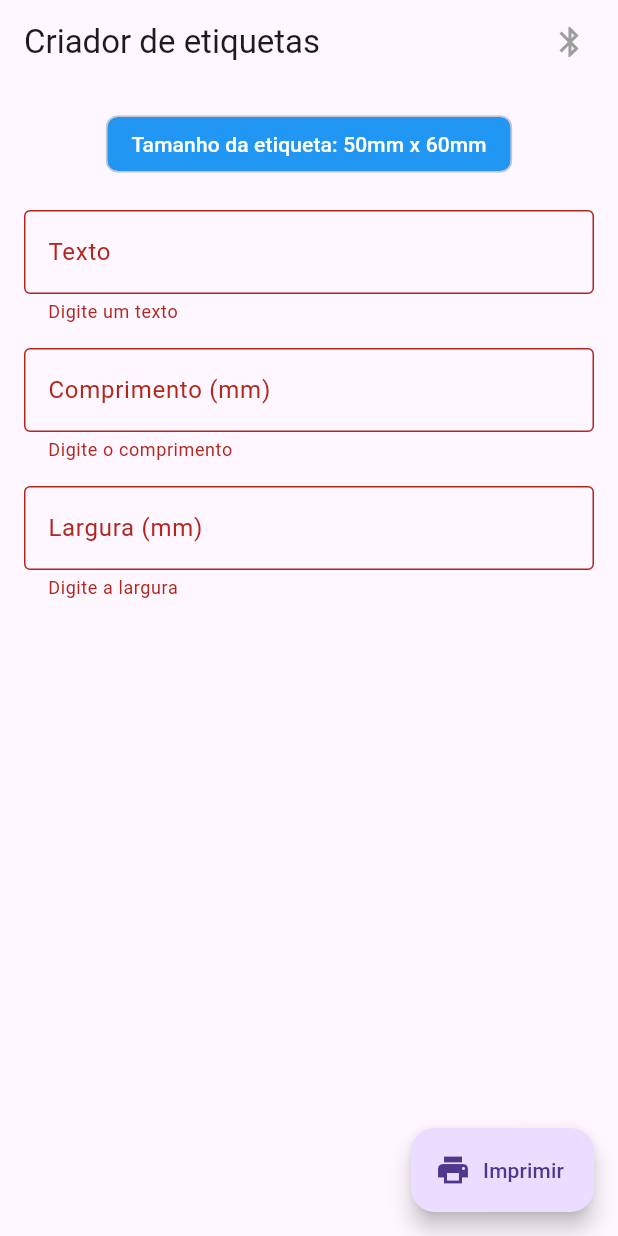
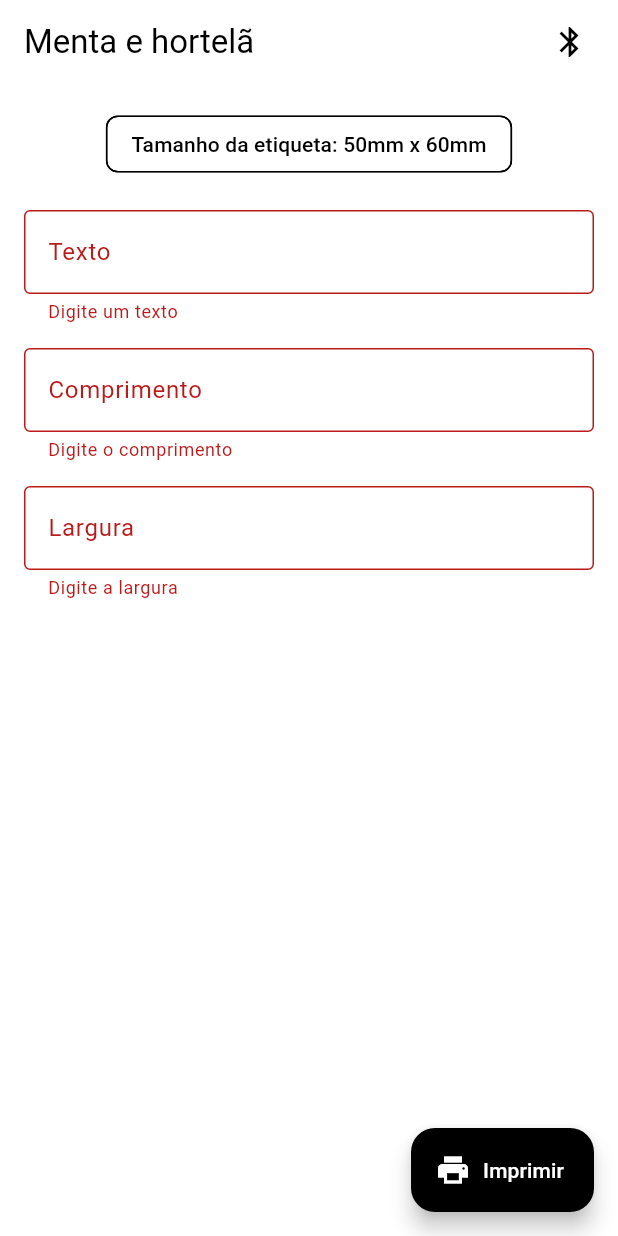
Before and after one commit to gabriel-eduardo-miranda/Label-Printer-App, a Flutter app: the screen it shows after launch, after a tap on "Imprimir", on a phone screen of 412 x 824 dp. Run offline on Flutter 3.47's test engine with Material 3 defaults, Android fonts, the phone set to English and light mode, and no system bars; our stand-ins replace permission_handler; missing offline and left inert: flutter_pos_printer_platform.

Commit message:
visual da impressão

```diff
--- a/lib/main.dart
+++ b/lib/main.dart
@@ -23,7 +23,35 @@ class LabelPrinterApp extends StatelessWidget {
     return MaterialApp(
       title: 'Impressora de Etiquetas',
       debugShowCheckedModeBanner: false,
-      theme: ThemeData(useMaterial3: true, primarySwatch: Colors.blue),
+      theme: ThemeData(
+        useMaterial3: true,
+        colorScheme:
+            ColorScheme.fromSeed(
+              seedColor: Colors.black,
+              brightness: Brightness.light,
+            ).copyWith(
+              primary: Colors.black,
+              secondary: Colors.black,
+              surface: Colors.white,
+            ),
+        scaffoldBackgroundColor: Colors.white,
+        appBarTheme: const AppBarTheme(
+          backgroundColor: Colors.white,
+          foregroundColor: Colors.black,
+          elevation: 0,
+        ),
+        floatingActionButtonTheme: const FloatingActionButtonThemeData(
+          backgroundColor: Colors.black,
+          foregroundColor: Colors.white,
+        ),
+        snackBarTheme: const SnackBarThemeData(
+          backgroundColor: Colors.black,
+          contentTextStyle: TextStyle(color: Colors.white),
+        ),
+        progressIndicatorTheme: const ProgressIndicatorThemeData(
+          color: Colors.black,
+        ),
+      ),
       // A tela inicial do aplicativo
       home: const HomeView(),
     );
--- a/lib/views/bluetooth/bluetooth_connection_view.dart
+++ b/lib/views/bluetooth/bluetooth_connection_view.dart
@@ -113,7 +113,7 @@ class _BluetoothConnectionViewState extends State<BluetoothConnectionView> {
               ? const Text(
                   'Conectada',
                   style: TextStyle(
-                    color: Colors.green,
+                    color: Colors.black,
                     fontWeight: FontWeight.bold,
                   ),
                 )
--- a/lib/views/home/home_view.dart
+++ b/lib/views/home/home_view.dart
@@ -32,7 +32,7 @@ class _HomeViewState extends State<HomeView> {
 
     return Scaffold(
       appBar: AppBar(
-        title: const Text('Criador de etiquetas'),
+        title: const Text('Menta e hortelã'),
         actions: [
           if (bluetoothService.isConnected)
             const Padding(
@@ -41,7 +41,7 @@ class _HomeViewState extends State<HomeView> {
                 child: Text(
                   'Conectada',
                   style: TextStyle(
-                    color: Colors.green,
+                    color: Colors.black,
                     fontWeight: FontWeight.bold,
                   ),
                 ),
@@ -55,7 +55,7 @@ class _HomeViewState extends State<HomeView> {
                 bluetoothService.isConnected
                     ? Icons.bluetooth_connected
                     : Icons.bluetooth,
-                color: bluetoothService.isConnected ? Colors.blue : Colors.grey,
+                color: Colors.black,
               ),
               onPressed: () {
                 Navigator.push(
@@ -79,8 +79,9 @@ class _HomeViewState extends State<HomeView> {
               const Center(
                 child: Chip(
                   label: Text('Tamanho da etiqueta: 50mm x 60mm'),
-                  backgroundColor: Colors.blue,
-                  labelStyle: TextStyle(color: Colors.white),
+                  backgroundColor: Colors.white,
+                  side: BorderSide(color: Colors.black),
+                  labelStyle: TextStyle(color: Colors.black),
                 ),
               ),
               const SizedBox(height: 20),
@@ -100,9 +101,8 @@ class _HomeViewState extends State<HomeView> {
               const SizedBox(height: 16),
               TextFormField(
                 controller: _lengthController,
-                keyboardType: TextInputType.number,
                 decoration: const InputDecoration(
-                  labelText: 'Comprimento (mm)',
+                  labelText: 'Comprimento',
                   border: OutlineInputBorder(),
                 ),
                 validator: (value) {
@@ -115,9 +115,8 @@ class _HomeViewState extends State<HomeView> {
               const SizedBox(height: 16),
               TextFormField(
                 controller: _widthController,
-                keyboardType: TextInputType.number,
                 decoration: const InputDecoration(
-                  labelText: 'Largura (mm)',
+                  labelText: 'Largura',
                   border: OutlineInputBorder(),
                 ),
                 validator: (value) {
@@ -156,24 +155,14 @@ class _HomeViewState extends State<HomeView> {
       return;
     }
 
-    final length = double.tryParse(_lengthController.text.replaceAll(',', '.'));
-    final width = double.tryParse(_widthController.text.replaceAll(',', '.'));
-
-    if (length == null || width == null) {
-      ScaffoldMessenger.of(
-        context,
-      ).showSnackBar(const SnackBar(content: Text('Digite medidas validas')));
-      return;
-    }
-
     ScaffoldMessenger.of(context).showSnackBar(
       const SnackBar(content: Text('Enviando etiqueta para a impressora...')),
     );
 
     final success = await bluetoothService.printLabel(
       text: _textController.text,
-      widthMm: width,
-      heightMm: length,
+      lengthText: _lengthController.text,
+      widthText: _widthController.text,
     );
 
     if (!context.mounted) return;
--- a/pubspec.yaml
+++ b/pubspec.yaml
@@ -18,6 +18,7 @@ dependencies:
 
   # Comunicação com impressoras térmicas e Bluetooth
   flutter_pos_printer_platform: ^1.0.8
+  image: ^3.3.0
 
   # Gerenciamento nativo de permissões no Android
   permission_handler: ^11.3.1
```
Also changed, not shown: lib/services/bluetooth_printer_service.dart (+137 -34 lines), assets/images/Game-of-Thrones-Stark-Family-Logo-Tv-show-transparent-PNG-image.png (added), pubspec.lock.
